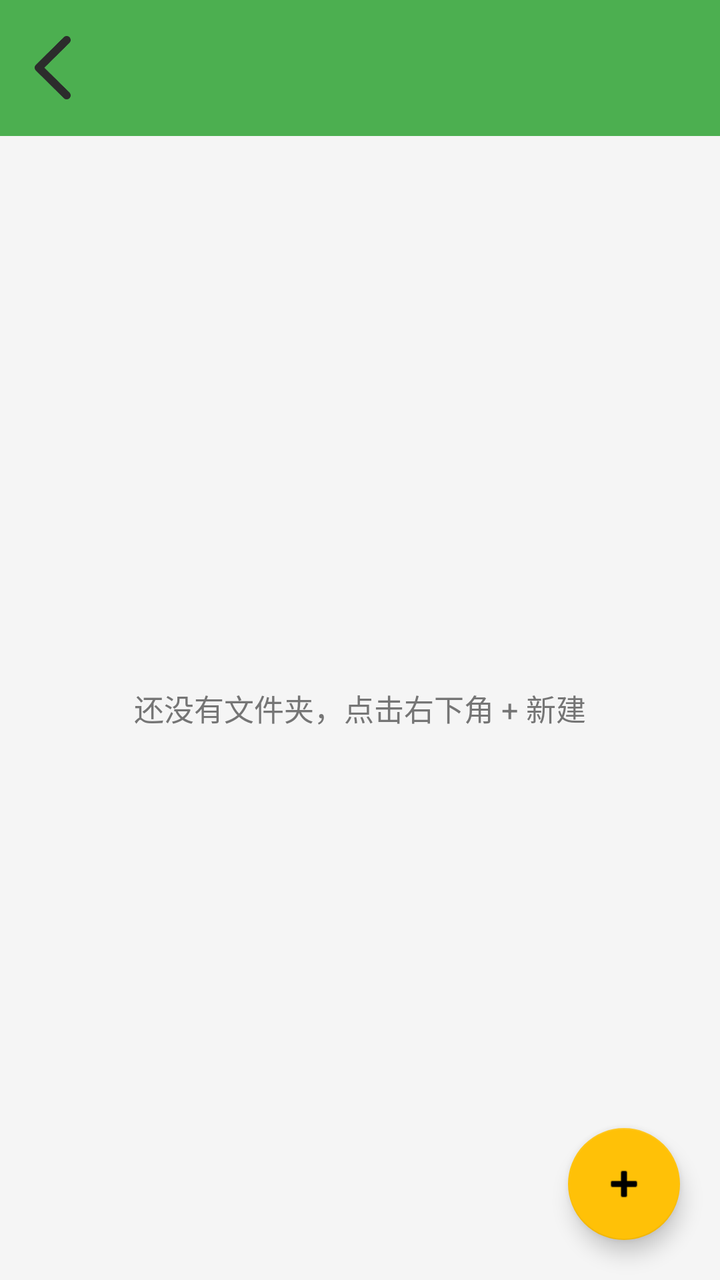
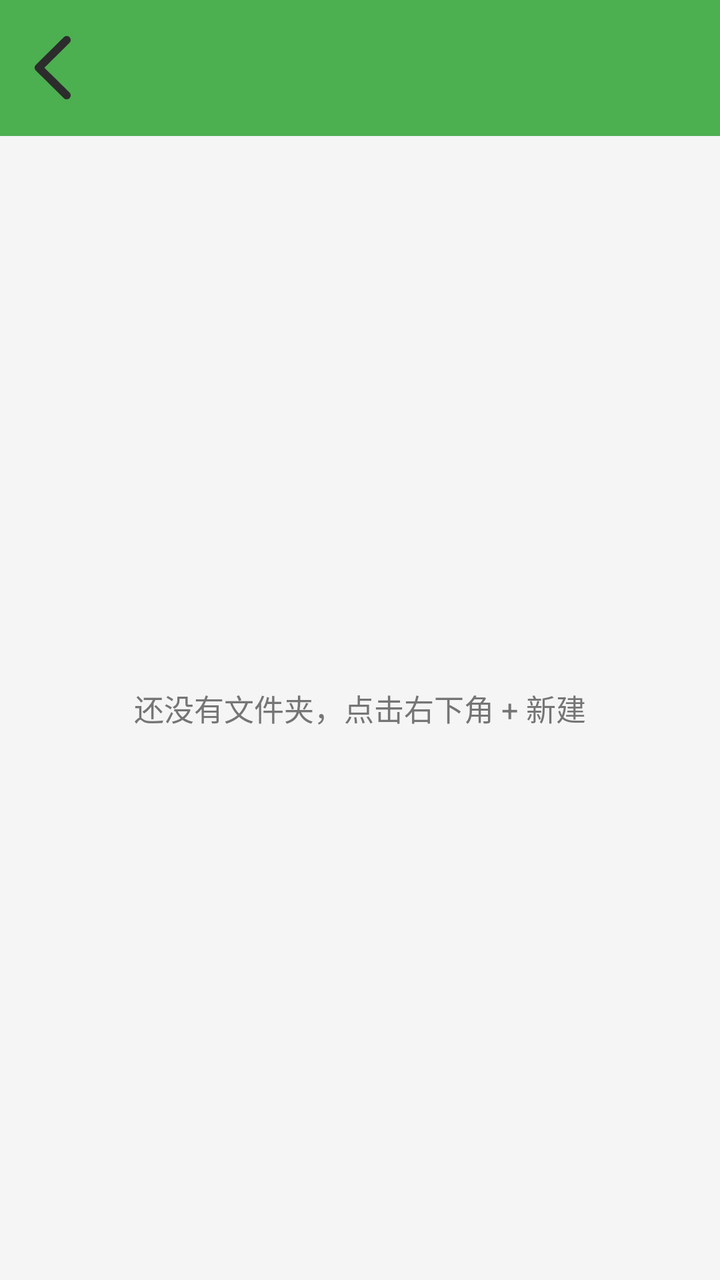

Screens rendered from an Android XML layout before and after an edit, with the pre-edit source and the edit as a unified diff.
<!-- AndroidManifest.xml: application theme Theme.XiaQiaoQiao -->
<!-- res/layout/activity_tiemo_folders.xml -->
<?xml version="1.0" encoding="utf-8"?>
<FrameLayout xmlns:android="http://schemas.android.com/apk/res/android"
    android:layout_width="match_parent"
    android:layout_height="match_parent"
    android:background="@color/bg_page">

    <LinearLayout
        android:layout_width="match_parent"
        android:layout_height="match_parent"
        android:orientation="vertical">

        <include layout="@layout/include_top_bar" />

        <GridView
            android:id="@+id/grid_folders"
            android:layout_width="match_parent"
            android:layout_height="0dp"
            android:layout_weight="1"
            android:layout_margin="12dp"
            android:columnWidth="150dp"
            android:gravity="center"
            android:horizontalSpacing="12dp"
            android:numColumns="auto_fit"
            android:verticalSpacing="12dp"
            android:visibility="gone" />

        <TextView
            android:id="@+id/tv_folder_empty"
            android:layout_width="match_parent"
            android:layout_height="0dp"
            android:layout_weight="1"
            android:gravity="center"
            android:text="@string/tiemo_folder_empty"
            android:textColor="@color/text_secondary"
            android:textSize="15sp" />
    </LinearLayout>

    
    <com.google.android.material.floatingactionbutton.FloatingActionButton
        android:id="@+id/fab_add"
        android:layout_width="wrap_content"
        android:layout_height="wrap_content"
        android:layout_gravity="bottom|end"
        android:layout_margin="20dp"
        android:contentDescription="@string/tiemo_new_folder"
        android:src="@android:drawable/ic_input_add"
        android:tint="@android:color/white" />
</FrameLayout>
<!-- res/layout/include_top_bar.xml (included above) -->
<?xml version="1.0" encoding="utf-8"?>
<LinearLayout xmlns:android="http://schemas.android.com/apk/res/android"
    android:layout_width="match_parent"
    android:layout_height="wrap_content"
    android:background="@color/brand_primary"
    android:gravity="center_vertical"
    android:orientation="horizontal"
    android:padding="12dp">

    
    <ImageButton
        android:id="@+id/btn_back_home"
        android:layout_width="44dp"
        android:layout_height="44dp"
        android:layout_marginStart="-8dp"
        android:layout_marginEnd="8dp"
        android:background="@null"
        android:contentDescription="@string/wm_back_home"
        android:padding="6dp"
        android:scaleType="fitCenter"
        android:src="@drawable/ic_back" />

    
    <TextView
        android:id="@+id/tv_top_title"
        android:layout_width="0dp"
        android:layout_height="wrap_content"
        android:layout_weight="1"
        android:ellipsize="end"
        android:gravity="center"
        android:singleLine="true"
        android:textColor="@android:color/white"
        android:textSize="18sp"
        android:textStyle="bold"
        android:visibility="gone" />
</LinearLayout>
<!-- resources referenced by this layout -->
<resources>
  <color name="bg_page">#FFF5F5F5</color>
  <color name="brand_primary">#FF4CAF50</color>
  <color name="text_secondary">#FF757575</color>
  <!-- drawable ic_back: png bitmap (drawable-nodpi, 3108 bytes) -->
  <string name="tiemo_folder_empty">还没有文件夹，点击右下角 + 新建</string>
  <string name="tiemo_new_folder">新建文件夹</string>
  <string name="wm_back_home">返回首页</string>
  <style name="Theme.XiaQiaoQiao" parent="Theme.MaterialComponents.Light.NoActionBar">
          <item name="colorPrimary">@color/brand_primary</item>
          <item name="colorPrimaryVariant">@color/brand_primary_dark</item>
          <item name="colorOnPrimary">@color/white</item>
          <item name="colorSecondary">@color/brand_accent</item>
          <item name="colorOnSecondary">@color/black</item>
          <item name="android:statusBarColor" tools:targetApi="l">@color/brand_primary_dark</item>
          <item name="android:windowBackground">@color/bg_page</item>
      </style>
  <color name="brand_primary_dark">#FF388E3C</color>
  <color name="white">#FFFFFFFF</color>
  <color name="brand_accent">#FFFFC107</color>
  <color name="black">#FF000000</color>
</resources>

<!-- the commit's change to res/layout/activity_tiemo_folders.xml (unified diff, before → after) -->
@@ -35,16 +35,6 @@
             android:textSize="15sp" />
     </LinearLayout>
 
-    
-    <com.google.android.material.floatingactionbutton.FloatingActionButton
-        android:id="@+id/fab_add"
-        android:layout_width="wrap_content"
-        android:layout_height="wrap_content"
-        android:layout_gravity="bottom|end"
-        android:layout_margin="20dp"
-        android:contentDescription="@string/tiemo_new_folder"
-        android:src="@android:drawable/ic_input_add"
-        android:tint="@android:color/white" />
 </FrameLayout>
 <!-- res/layout/include_top_bar.xml (included above) -->
 <?xml version="1.0" encoding="utf-8"?>
<!-- resource entries referenced after the edit -->
@@ -5,7 +5,6 @@
   <color name="text_secondary">#FF757575</color>
   <!-- drawable ic_back: png bitmap (drawable-nodpi, 3108 bytes) -->
   <string name="tiemo_folder_empty">还没有文件夹，点击右下角 + 新建</string>
-  <string name="tiemo_new_folder">新建文件夹</string>
   <string name="wm_back_home">返回首页</string>
   <style name="Theme.XiaQiaoQiao" parent="Theme.MaterialComponents.Light.NoActionBar">
           <item name="colorPrimary">@color/brand_primary</item>
